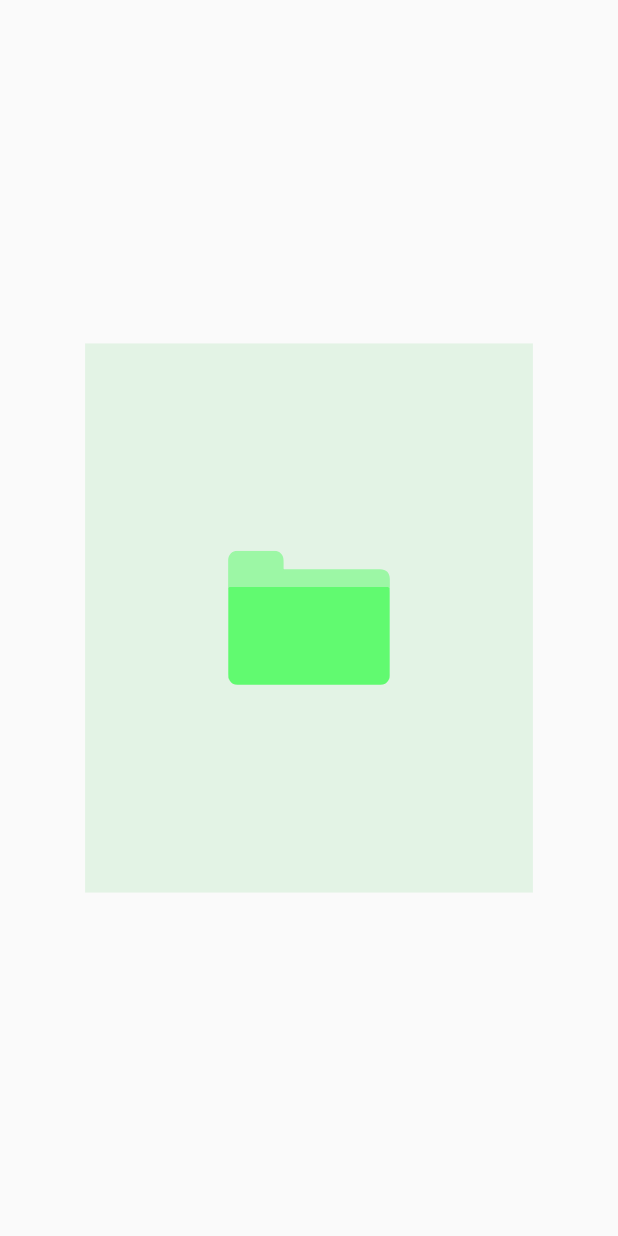
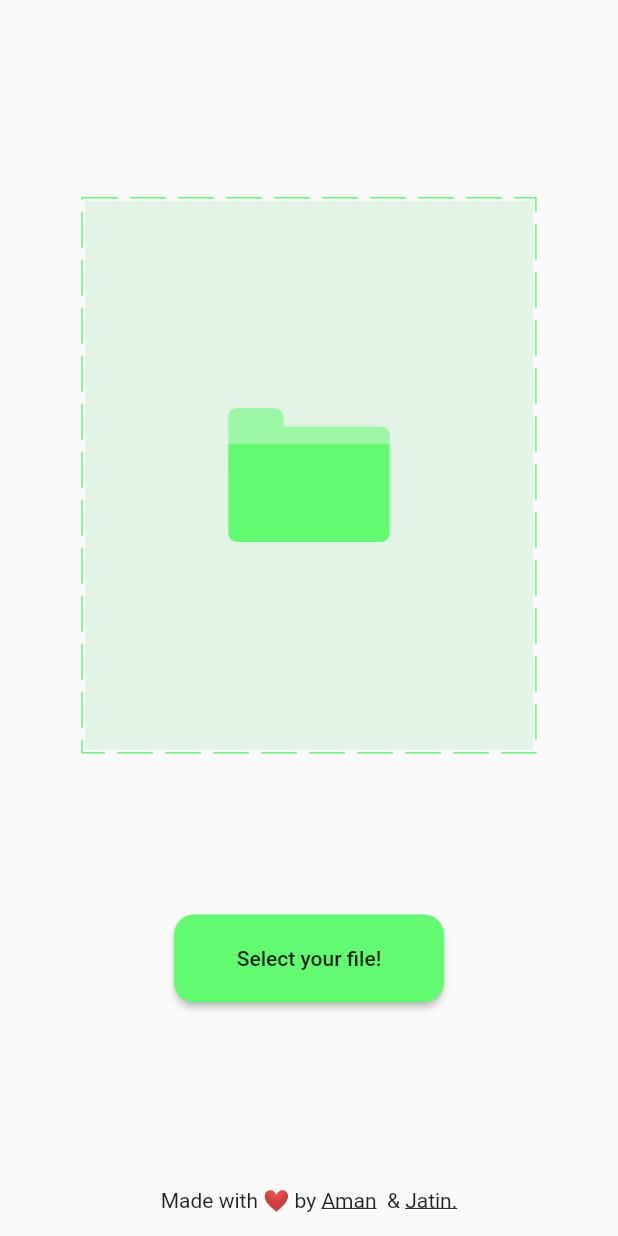
Before and after one commit to thisisamank/resizrr, a Flutter app: the screen it shows after launch, on a phone screen of 412 x 824 dp. Run offline on Flutter 3.47's test engine with Material 2 defaults, Android fonts, the phone set to English and light mode, and no system bars; drawn by our look-alikes of dotted_border; our stand-ins replace file_picker, flutter_colorpicker, flutter_screenutil, flutter_svg, flutter_vector_icons, google_fonts and 3 more.

Commit message:
image transform added

```diff
--- a/lib/view_models/select_image/image_view_model.dart
+++ b/lib/view_models/select_image/image_view_model.dart
@@ -1,6 +1,7 @@
 import 'dart:io';
 import 'dart:typed_data';
 import 'dart:ui' as ui;
+import 'package:flutter/material.dart';
 import 'package:resizrr/constants/filters.dart';
 import 'package:uuid/uuid.dart';
 import 'package:file_picker/file_picker.dart';
@@ -13,16 +14,18 @@ import 'package:resizrr/constants/colors.dart';
 
 class SelectImageViewModel extends ChangeNotifier {
   late File selectedImage;
-  Color _backgrounColor = BrandColors.black;
+  Color _backgroundColor = Colors.white;
   double _imageSize = 300.0;
   double _brightness = 0.0;
   double _saturation = 0.0;
   double _hue = 0.0;
   final GlobalKey _screenshotKey = GlobalKey();
   var _currentFilter = MyFilters.filters[0];
+  File? _croppedImage;
 
   File? get image => selectedImage;
-  Color get backgroundColor => _backgrounColor;
+  Color get backgroundColor => _backgroundColor;
+  File? get croppedImage => _croppedImage;
   double get imageSize => _imageSize;
   GlobalKey get screenShotKey => _screenshotKey;
   double get imageBrightness => _brightness;
@@ -31,6 +34,16 @@ class SelectImageViewModel extends ChangeNotifier {
 
   void setBrightness(double value) {
     _brightness = value;
+    notifyListeners();
+  }
+
+  void reset() {
+    _imageSize = 300;
+    _brightness = 0;
+    _saturation = 0;
+    _hue = 0;
+    _currentFilter = MyFilters.filters[0];
+    _croppedImage = null;
     notifyListeners();
   }
 
@@ -44,8 +57,8 @@ class SelectImageViewModel extends ChangeNotifier {
     notifyListeners();
   }
 
-  void setImage(File image) {
-    selectedImage = image;
+  void setCroppedImage(File? image) {
+    _croppedImage = image;
     notifyListeners();
   }
 
@@ -68,7 +81,7 @@ class SelectImageViewModel extends ChangeNotifier {
   void _convertImageToWidget() async {
     RenderRepaintBoundary boundaryImage = _screenshotKey.currentContext!
         .findRenderObject() as RenderRepaintBoundary;
-    ui.Image boxImage = await boundaryImage.toImage(pixelRatio: 2);
+    ui.Image boxImage = await boundaryImage.toImage(pixelRatio: 3);
     ByteData? byteData =
         await boxImage.toByteData(format: ui.ImageByteFormat.png);
     Uint8List byteImage = byteData!.buffer.asUint8List();
@@ -89,15 +102,29 @@ class SelectImageViewModel extends ChangeNotifier {
   }
 
   set imageBgColor(Color color) {
-    _backgrounColor = color;
+    _backgroundColor = color;
     notifyListeners();
   }
 
   Future<void> selectImage() async {
-    final file = await FilePicker.platform.pickFiles();
+    final file = await FilePicker.platform.pickFiles(
+      allowMultiple: false,
+      allowCompression: false,
+      type: FileType.image,
+      // onFileLoading: (FilePickerStatus status) {
+      //   if (status == FilePickerStatus.picking) {
+      //     return Center(
+      //       child: CircularProgressIndicator(
+      //         color: BrandColors.black,
+      //       ),
+      //     );
+      //   }
+      // },
+    );
     if (file != null) {
+      reset();
       selectedImage = File(file.files.first.path!);
-      setImage(File(file.files.first.path!));
+      // setCroppedImage(File(file.files.first.path!));
     }
   }
 }
--- a/lib/views/select_image/select_image.dart
+++ b/lib/views/select_image/select_image.dart
@@ -1,3 +1,4 @@
+import 'package:dotted_border/dotted_border.dart';
 import 'package:flutter/material.dart';
 import 'package:flutter_screenutil/flutter_screenutil.dart';
 import 'package:flutter_svg/flutter_svg.dart';
@@ -5,6 +6,7 @@ import 'package:provider/provider.dart';
 import 'package:resizrr/constants/colors.dart';
 import 'package:resizrr/routes/route_names.dart';
 import 'package:resizrr/view_models/select_image/image_view_model.dart';
+import 'package:url_launcher/url_launcher.dart';
 
 class SelectImage extends StatelessWidget {
   @override
@@ -12,8 +14,9 @@ class SelectImage extends StatelessWidget {
     final selectImageViewModel = Provider.of<SelectImageViewModel>(context);
     return Scaffold(
       body: Column(
-        mainAxisAlignment: MainAxisAlignment.center,
+        mainAxisAlignment: MainAxisAlignment.spaceBetween,
         children: [
+          SizedBox(height: 24),
           Center(
             child: GestureDetector(
               onTap: () async {
@@ -22,6 +25,10 @@ class SelectImage extends StatelessWidget {
                   await Navigator.pushNamed(context, RouteNames.homeScreen);
                 }
               },
+              child: DottedBorder(
+                color: BrandColors.green,
+                borderType: BorderType.Rect,
+                dashPattern: const [24, 8],
                 child: Container(
                   color: BrandColors.lightGreen,
                   width: 300.w,
@@ -34,6 +41,51 @@ class SelectImage extends StatelessWidget {
                   ),
                 ),
               ),
+            ),
+          ),
+          MaterialButton(
+            padding: EdgeInsets.symmetric(horizontal: 42.w, vertical: 19.h),
+            shape: RoundedRectangleBorder(
+              borderRadius: BorderRadius.circular(12.h),
+            ),
+            onPressed: () async {
+              await selectImageViewModel.selectImage();
+              if (selectImageViewModel.image != null) {
+                await Navigator.pushNamed(context, RouteNames.homeScreen);
+              }
+            },
+            color: BrandColors.green,
+            child: const Text(
+              'Select your file!',
+            ),
+          ),
+          Padding(
+            padding: const EdgeInsets.symmetric(horizontal: 16, vertical: 16),
+            child: Row(
+              mainAxisAlignment: MainAxisAlignment.center,
+              children: [
+                const Text('Made with ❤ by '),
+                GestureDetector(
+                  onTap: () => launch('https://github.com/thisisamank'),
+                  child: const Text(
+                    'Aman',
+                    style: TextStyle(
+                      decoration: TextDecoration.underline,
+                    ),
+                  ),
+                ),
+                const Text('  & '),
+                GestureDetector(
+                  onTap: () => launch('https://csspoint101.com'),
+                  child: const Text(
+                    'Jatin.',
+                    style: TextStyle(
+                      decoration: TextDecoration.underline,
+                    ),
+                  ),
+                ),
+              ],
+            ),
           )
         ],
       ),
--- a/pubspec.yaml
+++ b/pubspec.yaml
@@ -12,6 +12,7 @@ dependencies:
   flutter:
     sdk: flutter
   cupertino_icons: ^1.0.2
+  dotted_border: ^2.0.0
   file_picker: ^3.0.1
   flutter_colorpicker: ^0.4.0
   flutter_screenutil: ^5.0.0+2
@@ -19,10 +20,11 @@ dependencies:
   flutter_vector_icons: ^1.0.0
   google_fonts: ^2.1.0
   image: ^3.0.2
+  image_cropper: ^1.4.1
   image_gallery_saver: ^1.6.9
-  path_provider: ^2.0.2
   permission_handler: ^8.1.1
   provider: ^5.0.0
+  url_launcher: ^6.0.7
   uuid: ^3.0.4
   very_good_analysis: ^2.0.3
 
```
Also changed, not shown: lib/models/bg_colors.dart (+29 -7 lines), lib/views/home_screen/home_screen.dart (+50 -1 lines), lib/views/home_screen/working_image.dart (+6 -5 lines), lib/views/menu/change_background.dart (+7 -8 lines), lib/views/menu/edit_image.dart (+56 -6 lines), lib/views/menu/filter_menu.dart (+7 -4 lines), pubspec.lock, 1 other file. Lines whose indentation alone changed are shown as unchanged.
